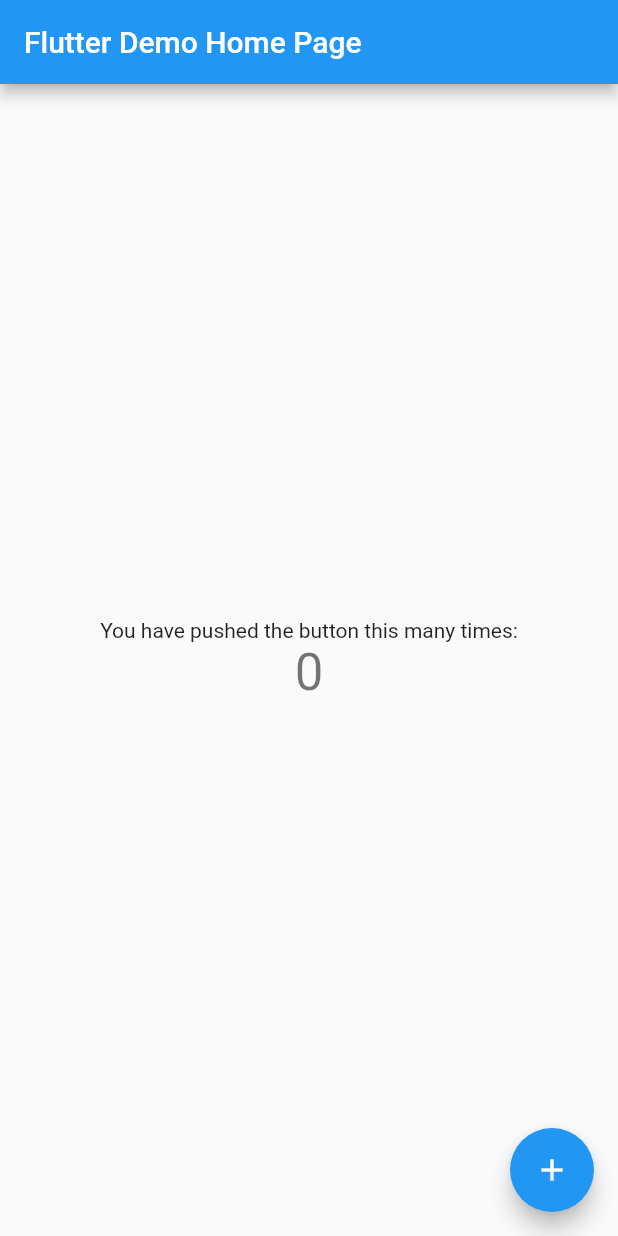
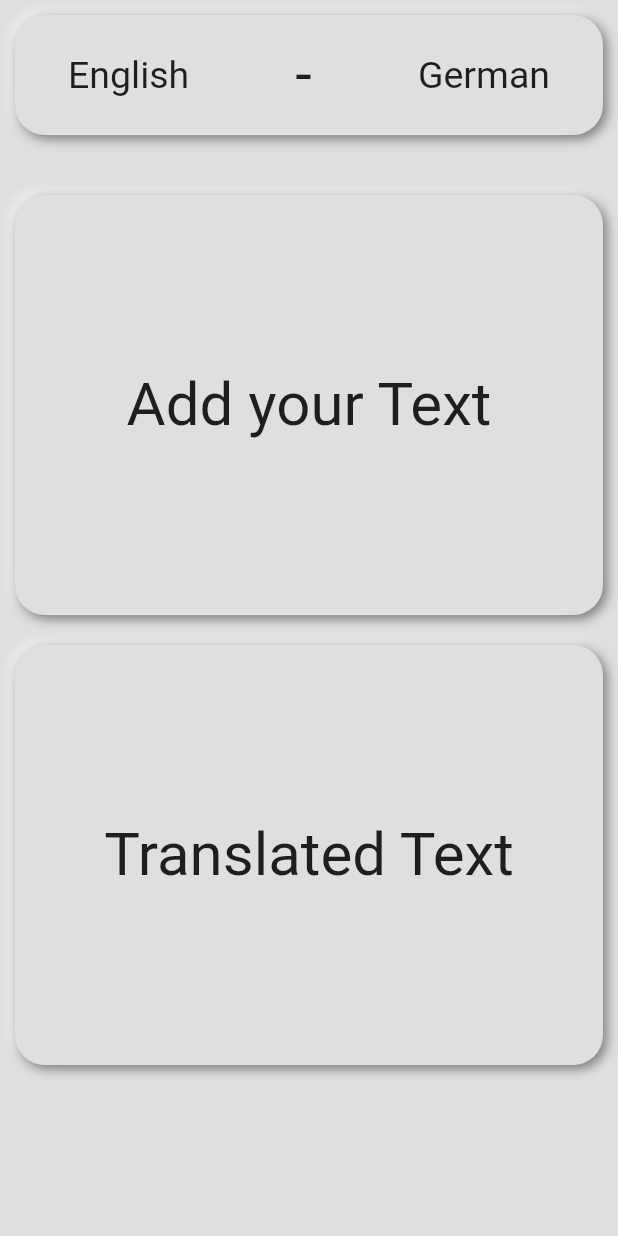
Before and after one commit to Isaccseven/neumorphic_flutter, a Flutter app: the screen it shows after launch, on a phone screen of 412 x 824 dp. Run offline on Flutter 3.47's test engine with Material 2 defaults, Android fonts, the phone set to English and light mode, and no system bars; drawn by our look-alikes of flutter_neumorphic.

Commit message:
Add Neumorphic

```diff
--- a/lib/main.dart
+++ b/lib/main.dart
@@ -1,113 +1,97 @@
 import 'package:flutter/material.dart';
+import 'package:flutter_neumorphic/flutter_neumorphic.dart';
+import 'package:neumorphic_demo/views/widgets/Base_Neumorphic.dart';
 
 void main() {
-  runApp(MyApp());
+  runApp(
+    MyApp(),
+  );
 }
 
 class MyApp extends StatelessWidget {
   // This widget is the root of your application.
   @override
   Widget build(BuildContext context) {
-    return MaterialApp(
-      title: 'Flutter Demo',
-      theme: ThemeData(
-        // This is the theme of your application.
-        //
-        // Try running your application with "flutter run". You'll see the
-        // application has a blue toolbar. Then, without quitting the app, try
-        // changing the primarySwatch below to Colors.green and then invoke
-        // "hot reload" (press "r" in the console where you ran "flutter run",
-        // or simply save your changes to "hot reload" in a Flutter IDE).
-        // Notice that the counter didn't reset back to zero; the application
-        // is not restarted.
-        primarySwatch: Colors.blue,
+    return NeumorphicApp(
+      themeMode: ThemeMode.light,
+      theme: NeumorphicThemeData(
+        baseColor: Color(0xffDFDEE0),
+        lightSource: LightSource.topLeft,
+        depth: 5,
       ),
-      home: MyHomePage(title: 'Flutter Demo Home Page'),
+      darkTheme: NeumorphicThemeData(
+        baseColor: Color(0xFF3E3E3E),
+        lightSource: LightSource.topLeft,
+        depth: -6,
+      ),
+      home: MyHomePage(),
     );
   }
 }
 
 class MyHomePage extends StatefulWidget {
-  MyHomePage({Key? key, required this.title}) : super(key: key);
-
-  // This widget is the home page of your application. It is stateful, meaning
-  // that it has a State object (defined below) that contains fields that affect
-  // how it looks.
-
-  // This class is the configuration for the state. It holds the values (in this
-  // case the title) provided by the parent (in this case the App widget) and
-  // used by the build method of the State. Fields in a Widget subclass are
-  // always marked "final".
-
-  final String title;
+  const MyHomePage({Key? key}) : super(key: key);
 
   @override
   _MyHomePageState createState() => _MyHomePageState();
 }
 
 class _MyHomePageState extends State<MyHomePage> {
-  int _counter = 0;
-
-  void _incrementCounter() {
-    setState(() {
-      // This call to setState tells the Flutter framework that something has
-      // changed in this State, which causes it to rerun the build method below
-      // so that the display can reflect the updated values. If we changed
-      // _counter without calling setState(), then the build method would not be
-      // called again, and so nothing would appear to happen.
-      _counter++;
-    });
-  }
-
   @override
   Widget build(BuildContext context) {
-    // This method is rerun every time setState is called, for instance as done
-    // by the _incrementCounter method above.
-    //
-    // The Flutter framework has been optimized to make rerunning build methods
-    // fast, so that you can just rebuild anything that needs updating rather
-    // than having to individually change instances of widgets.
     return Scaffold(
-      appBar: AppBar(
-        // Here we take the value from the MyHomePage object that was created by
-        // the App.build method, and use it to set our appbar title.
-        title: Text(widget.title),
-      ),
-      body: Center(
-        // Center is a layout widget. It takes a single child and positions it
-        // in the middle of the parent.
+      backgroundColor: NeumorphicTheme.baseColor(context),
+      body: SafeArea(
         child: Column(
-          // Column is also a layout widget. It takes a list of children and
-          // arranges them vertically. By default, it sizes itself to fit its
-          // children horizontally, and tries to be as tall as its parent.
-          //
-          // Invoke "debug painting" (press "p" in the console, choose the
-          // "Toggle Debug Paint" action from the Flutter Inspector in Android
-          // Studio, or the "Toggle Debug Paint" command in Visual Studio Code)
-          // to see the wireframe for each widget.
-          //
-          // Column has various properties to control how it sizes itself and
-          // how it positions its children. Here we use mainAxisAlignment to
-          // center the children vertically; the main axis here is the vertical
-          // axis because Columns are vertical (the cross axis would be
-          // horizontal).
-          mainAxisAlignment: MainAxisAlignment.center,
-          children: <Widget>[
-            Text(
-              'You have pushed the button this many times:',
+          crossAxisAlignment: CrossAxisAlignment.center,
+          children: [
+            BaseNeumorphic(
+              width: MediaQuery.of(context).size.width.toInt() * 7,
+              height: 100,
+              child: Row(
+                mainAxisAlignment: MainAxisAlignment.spaceAround,
+                children: [
+                  Text(
+                    "English",
+                    style: TextStyle(fontSize: 25),
+                  ),
+                  Text(
+                    "-",
+                    style: TextStyle(fontSize: 40),
+                  ),
+                  Text(
+                    "German",
+                    style: TextStyle(fontSize: 25),
+                  )
+                ],
+              ),
             ),
-            Text(
-              '$_counter',
-              style: Theme.of(context).textTheme.headline4,
+            SizedBox(
+              height: 20,
+            ),
+            BaseNeumorphic(
+              width: MediaQuery.of(context).size.width.toInt() * 7,
+              height: 300,
+              child: Center(
+                child: Text(
+                  "Add your Text",
+                  style: TextStyle(fontSize: 40),
+                ),
+              ),
+            ),
+            BaseNeumorphic(
+              width: MediaQuery.of(context).size.width.toInt() * 7,
+              height: 300,
+              child: Center(
+                child: Text(
+                  "Translated Text",
+                  style: TextStyle(fontSize: 40),
+                ),
+              ),
             ),
           ],
         ),
       ),
-      floatingActionButton: FloatingActionButton(
-        onPressed: _incrementCounter,
-        tooltip: 'Increment',
-        child: Icon(Icons.add),
-      ), // This trailing comma makes auto-formatting nicer for build methods.
     );
   }
 }
--- /dev/null
+++ b/lib/views/widgets/Base_Neumorphic.dart
@@ -0,0 +1,32 @@
+import 'package:flutter/material.dart';
+import 'package:flutter_neumorphic/flutter_neumorphic.dart';
+
+class BaseNeumorphic extends StatelessWidget {
+  final Widget child;
+  final int width;
+  final int height;
+
+  BaseNeumorphic(
+      {required this.child, required this.width, required this.height});
+
+  @override
+  Widget build(BuildContext context) {
+    return Container(
+      width: this.width.toDouble(),
+      height: this.height.toDouble(),
+      child: Neumorphic(
+        margin: const EdgeInsets.all(10),
+        style: NeumorphicStyle(
+          intensity: 0.85,
+          lightSource: LightSource.topLeft,
+          color: NeumorphicTheme.baseColor(context),
+          boxShape: NeumorphicBoxShape.roundRect(
+            BorderRadius.circular(20),
+          ),
+          depth: 5,
+        ),
+        child: this.child,
+      ),
+    );
+  }
+}
--- a/pubspec.yaml
+++ b/pubspec.yaml
@@ -23,6 +23,7 @@
 dependencies:
   flutter:
     sdk: flutter
+  flutter_neumorphic: ^3.1.0
 
 
   # The following adds the Cupertino Icons font to your application.
```
Also changed, not shown: pubspec.lock.
